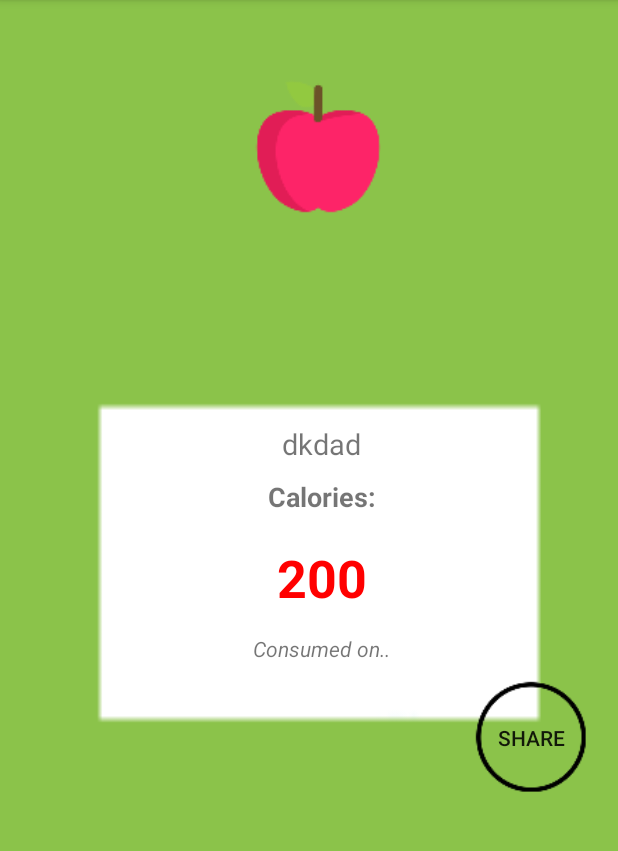
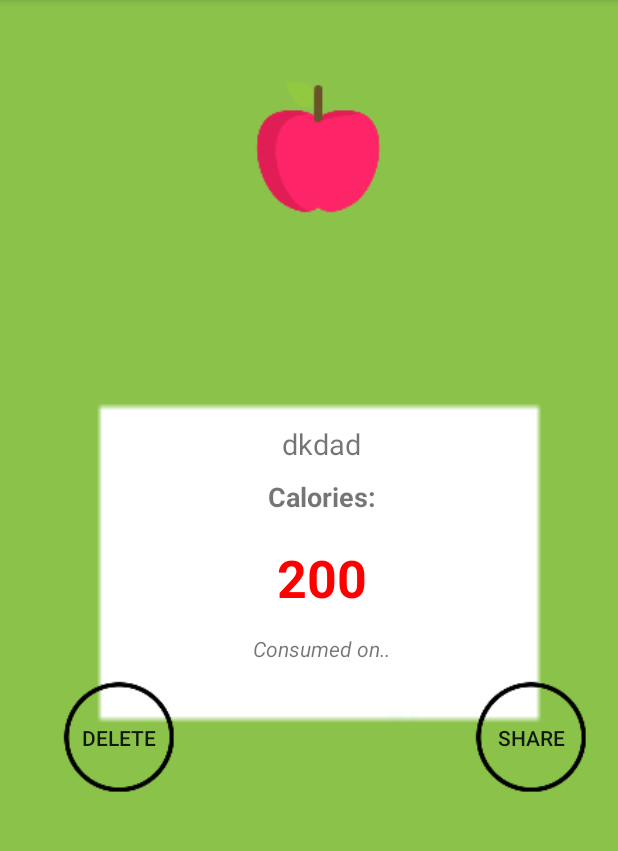
Before and after one commit to wallysonlima/calcounter, an Android app: the FoodItemDetailsActivity screen opened directly, with no data from a screen before it, on a phone screen of 412 x 824 dp, the part 84-935 px from its top. Run offline under Robolectric (Android 15) with nearby library versions, the phone set to English and light mode, and no system bars; 4 statements that could not run were skipped.

Commit message:
Add delete functionality and finish the app

```diff
--- a/app/src/main/res/layout/activity_food_item_details.xml
+++ b/app/src/main/res/layout/activity_food_item_details.xml
@@ -90,6 +90,16 @@
             android:layout_gravity="center"
             android:text="@string/share_title" />
 
+        <Button
+            android:id="@+id/detsDeleteButton"
+            android:layout_width="150dp"
+            android:layout_marginTop="-150dp"
+            android:layout_marginLeft="90dp"
+            android:background="@mipmap/ic_circle_foreground"
+            android:layout_height="150dp"
+            android:layout_gravity="left"
+            android:text="DELETE" />
+
 
     </LinearLayout>
 </android.support.constraint.ConstraintLayout>
```
Also changed, not shown: app/src/main/java/wallyson/lima/calcounter/FoodItemDetailsActivity.java (+34 -1 lines).
